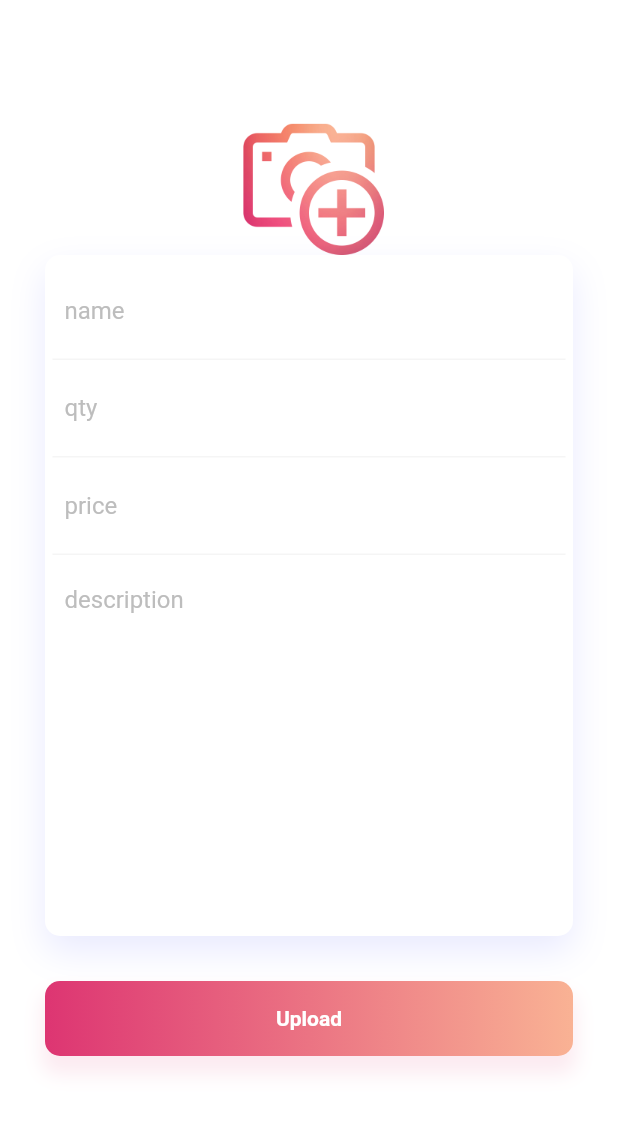
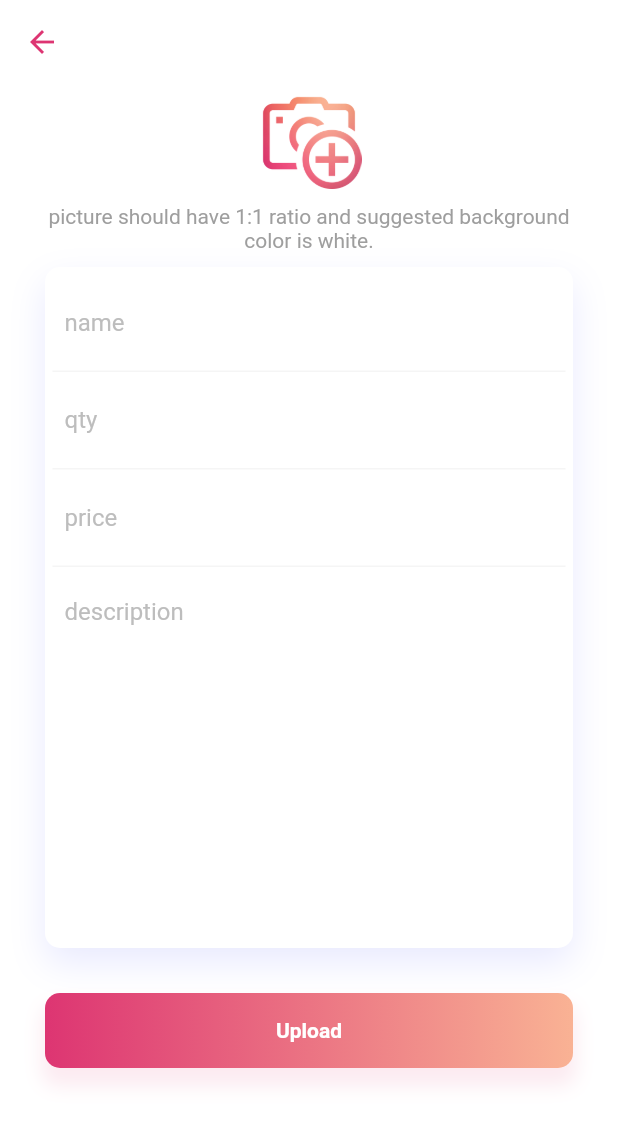
Before and after one commit to Afridee/RestoAdminPanel, a Flutter app: the uploadProduct_page screen opened directly, after a tap on "Upload", on a phone screen of 412 x 824 dp. Shown: the top 1122 px of the screen. Run offline on Flutter 3.47's test engine with Material 2 defaults, Android fonts, the phone set to English and light mode, and no system bars; our stand-ins replace cloud_firestore, firebase_auth, firebase_storage, image_picker, modal_progress_hud, simple_animations; missing offline and left inert: search_widget; accounts and stored records are empty.

Commit message:
did something...

```diff
--- a/lib/Screens/uploadProduct.dart
+++ b/lib/Screens/uploadProduct.dart
@@ -9,6 +9,7 @@ import 'dart:async';
 import 'package:image_picker/image_picker.dart';
 import 'package:firebase_storage/firebase_storage.dart';
 import 'package:cloud_firestore/cloud_firestore.dart';
+import 'package:search_widget/search_widget.dart';
 
 class uploadProduct_page extends StatefulWidget {
   @override
@@ -26,6 +27,7 @@ class _uploadProduct_pageState extends State<uploadProduct_page> {
   bool showSpinner = false;
   File _image;
   String imgURL;
+  var itemList = new List();
 
   //Functions:
 
@@ -71,7 +73,24 @@ class _uploadProduct_pageState extends State<uploadProduct_page> {
       userID = user.uid;
     });
   }
+  //function 4
+  Future<void> getCurrentSupplies() async{
+    final CollectionReference supplies = Firestore.instance.collection('supplies');
 
+    await for(var snapshot in supplies.snapshots()){
+      for(var item in snapshot.documents){
+        itemList.add(item.data);
+      }
+      break;
+    }
+  }
+
+  @override
+  void initState() {
+    getUserID();
+    getCurrentSupplies();
+    super.initState();
+  }
   @override
   Widget build(BuildContext context) {
 
@@ -81,26 +100,39 @@ class _uploadProduct_pageState extends State<uploadProduct_page> {
     ]);
 
     return Scaffold(
+      appBar: AppBar(
+        backgroundColor: Color(0xffffffff),
+        elevation: 0.0,
+        centerTitle: true,
+        leading: IconButton(
+          icon: Icon(Icons.arrow_back, color: Color(0xffdd3572)),
+          onPressed: () {
+            Navigator.of(context).pop();
+          },
+        ),
+      ),
       backgroundColor: Colors.white,
       body: ModalProgressHUD(
         inAsyncCall: showSpinner,
         child: SingleChildScrollView(
           child: Container(
             child: Padding(
-              padding: EdgeInsets.all(30.0),
+              padding: EdgeInsets.only(left: 30,right: 30),
               child: Column(
                 children: <Widget>[
-                  SizedBox(height: 40),
                   InkWell(
                     onTap: getImage,
                     child: _image==null? Image(image: AssetImage(
                         'assets/images/addImage.png'),
-                      height: 100,
-                      width: 100,) : Image(image: FileImage(
+                      height: 70,
+                      width: 70,) : Image(image: FileImage(
                         _image),
-                      height: 100,
-                      width: 100,),
+                      height: 70,
+                      width: 70,),
                   ),
+                  SizedBox(height: 10,),
+                  Text('picture should have 1:1 ratio and suggested background color is white.', style: TextStyle(color: Colors.grey), textAlign: TextAlign.center,),
+                  SizedBox(height: 10,),
                   FadeAnimation(
                     1.8,
                     Container(
@@ -203,7 +235,8 @@ class _uploadProduct_pageState extends State<uploadProduct_page> {
                     2,
                     InkWell(
                       onTap: () {
-                         uploadProduct(context);
+                         //uploadProduct(context);
+                        print(itemList);
                       },
                       child: Container(
                         height: 50,
--- a/pubspec.yaml
+++ b/pubspec.yaml
@@ -40,6 +40,7 @@ dev_dependencies:
   image_picker: ^0.6.1+4
   firebase_storage: ^3.0.6
   path: ^1.7.0
+  search_widget: ^1.0.2
 
 # For information on the generic Dart part of this file, see the
 # following page: https://dart.dev/tools/pub/pubspec
```
Also changed, not shown: pubspec.lock.
